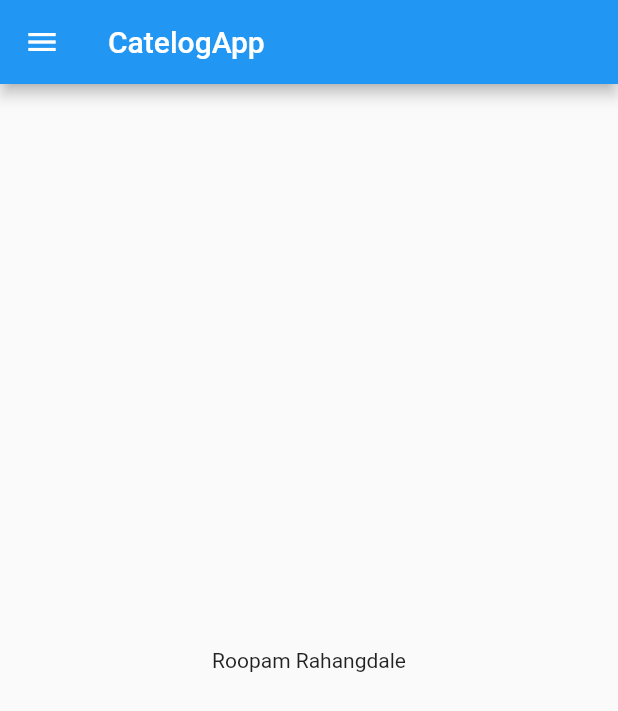
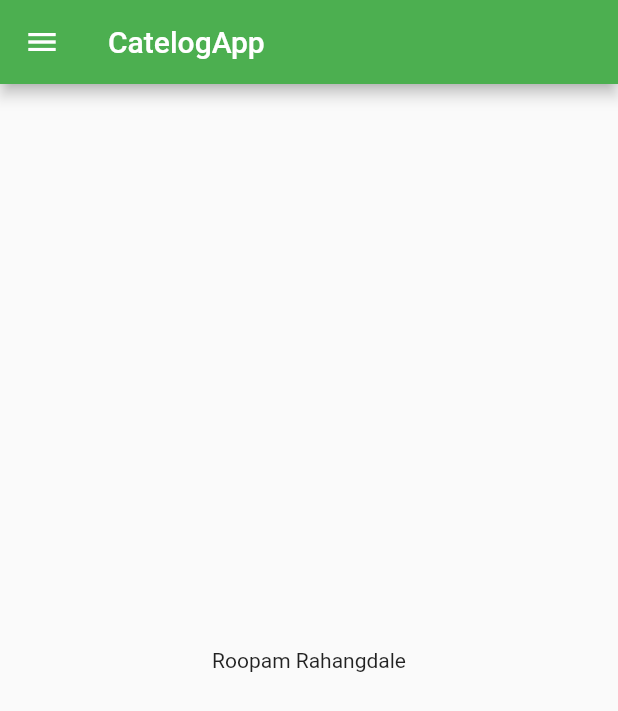
Before and after one commit to Roopam123/CetalogApp, a Flutter app: the screen it shows after launch, on a phone screen of 412 x 824 dp. Shown: the top 711 px of the screen. Run offline on Flutter 3.47's test engine with Material 2 defaults, Android fonts, the phone set to English and light mode, and no system bars.

Commit message:
Theam , TheamData

```diff
--- a/lib/main.dart
+++ b/lib/main.dart
@@ -1,6 +1,6 @@
 import 'package:flutter/material.dart';
 
-import 'home.dart';
+import 'Page/home.dart';
 
 
 
@@ -15,7 +15,15 @@ class MyApp extends StatelessWidget {
   @override
   Widget build(BuildContext context) {
     return MaterialApp(
-      home: Home()
+      debugShowCheckedModeBanner: false,
+      themeMode: ThemeMode.light,
+      theme: ThemeData(primarySwatch: Colors.green),
+      darkTheme: ThemeData(
+        brightness: Brightness.dark
+      ),
+      routes: {
+        '/':(context)=>Home()
+      },
     );
   }
 }
```
Also changed, not shown: lib/Page/home.dart (renamed from lib/home.dart).
